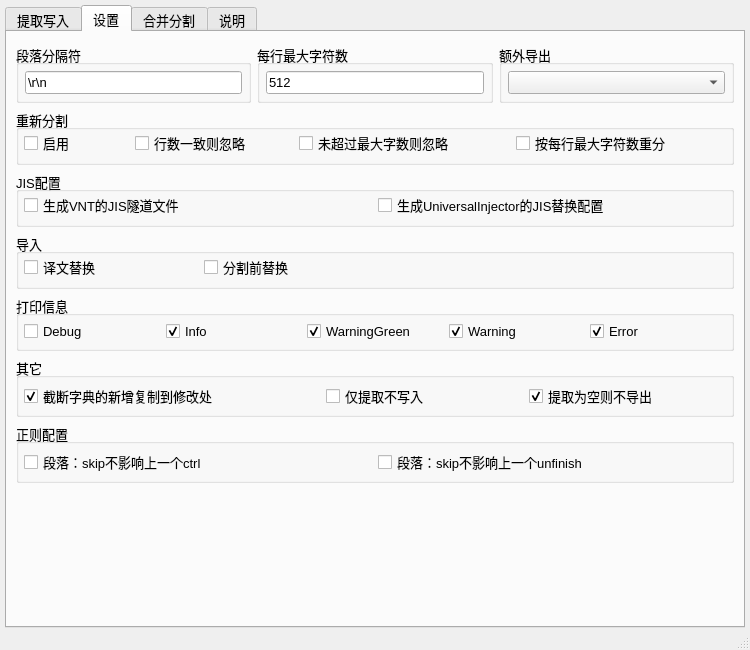
satan53x/SExtractor, file main/ui_mainWindow.ui: the form before one commit.
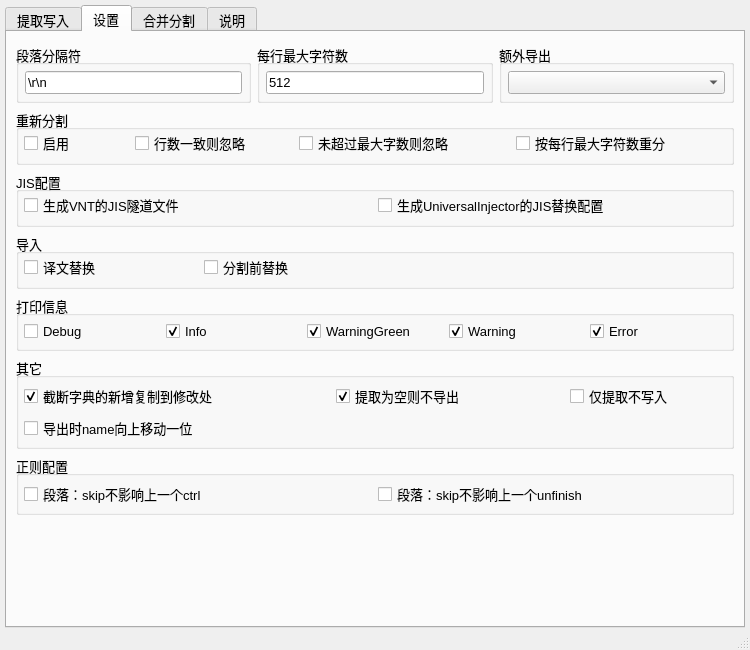
The form after the commit. The open tabs and pages were chosen to show the change.

Commit message: 添加功能：导出时name向上移动一位

Patch:
```diff
--- a/main/ui_mainWindow.ui
+++ b/main/ui_mainWindow.ui
@@ -940,7 +940,7 @@
           <property name="title">
            <string>其它</string>
           </property>
-          <layout class="QHBoxLayout" name="horizontalLayout_25" stretch="3,2,2">
+          <layout class="QVBoxLayout" name="verticalLayout_11" stretch="0,0">
            <property name="leftMargin">
             <number>5</number>
            </property>
@@ -952,6 +952,33 @@
            </property>
            <property name="bottomMargin">
             <number>5</number>
+           </property>
+           <item>
+            <widget class="QWidget" name="widget_11" native="true">
+             <property name="enabled">
+              <bool>true</bool>
+             </property>
+             <property name="minimumSize">
+              <size>
+               <width>0</width>
+               <height>0</height>
+              </size>
+             </property>
+             <layout class="QHBoxLayout" name="horizontalLayout_16" stretch="4,3,2">
+              <property name="spacing">
+               <number>0</number>
+              </property>
+              <property name="leftMargin">
+               <number>0</number>
+              </property>
+              <property name="topMargin">
+               <number>0</number>
+              </property>
+              <property name="rightMargin">
+               <number>0</number>
+              </property>
+              <property name="bottomMargin">
+               <number>0</number>
            </property>
            <item>
             <widget class="QCheckBox" name="cutoffCopyCheck">
@@ -963,13 +990,6 @@
              </property>
             </widget>
            </item>
-           <item>
-            <widget class="QCheckBox" name="noInputCheck">
-             <property name="text">
-              <string>仅提取不写入</string>
-             </property>
-            </widget>
-           </item>
            <item>
             <widget class="QCheckBox" name="ignoreEmptyFileCheck">
              <property name="text">
@@ -978,6 +998,44 @@
              <property name="checked">
               <bool>true</bool>
              </property>
+               </widget>
+              </item>
+              <item>
+               <widget class="QCheckBox" name="noInputCheck">
+                <property name="text">
+                 <string>仅提取不写入</string>
+                </property>
+               </widget>
+              </item>
+             </layout>
+            </widget>
+           </item>
+           <item>
+            <widget class="QWidget" name="widget_18" native="true">
+             <layout class="QHBoxLayout" name="horizontalLayout_25">
+              <property name="spacing">
+               <number>0</number>
+              </property>
+              <property name="leftMargin">
+               <number>0</number>
+              </property>
+              <property name="topMargin">
+               <number>0</number>
+              </property>
+              <property name="rightMargin">
+               <number>0</number>
+              </property>
+              <property name="bottomMargin">
+               <number>0</number>
+              </property>
+              <item>
+               <widget class="QCheckBox" name="nameMoveUpCheck">
+                <property name="text">
+                 <string>导出时name向上移动一位</string>
+                </property>
+               </widget>
+              </item>
+             </layout>
             </widget>
            </item>
           </layout>
```
Lines whose indentation alone changed are shown as unchanged. The commit also changes 5 other files.
